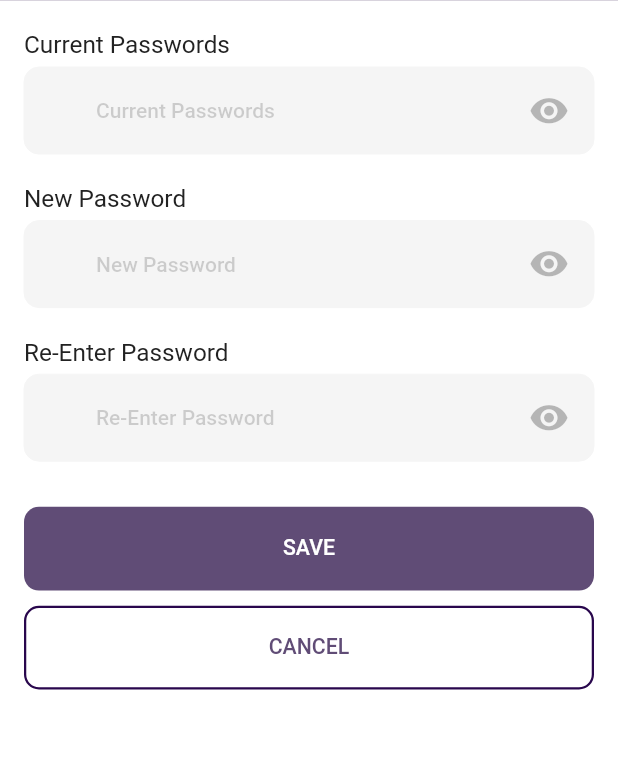
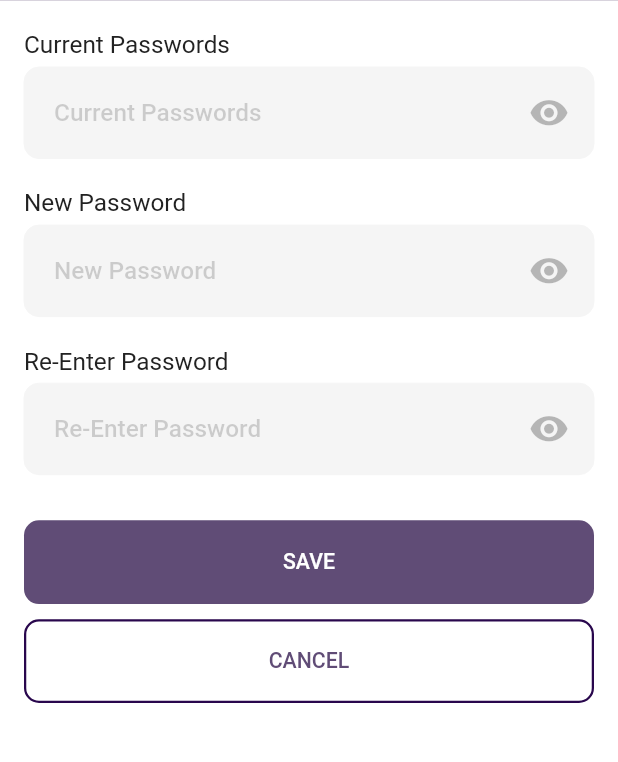
Before and after one commit to kwgSoftworks/PyliBusinessMobile, a Flutter app: the ChangePasswordView screen opened directly, on a phone screen of 412 x 824 dp, the part 103-865 px from its top. Run offline on Flutter 3.47's test engine with Material 2 defaults, Android fonts, the phone set to English and light mode, and no system bars; our stand-ins replace connectivity, dartz, dio, dotted_border, equatable, expandable and 12 more; accounts and stored records are empty.

Commit message:
modified global text_input_filed

```diff
--- a/lib/presentation/custom_design/custom_text_field.dart
+++ b/lib/presentation/custom_design/custom_text_field.dart
@@ -2,6 +2,7 @@ import 'package:flutter/material.dart';
 import 'package:flutter_hooks/flutter_hooks.dart';
 import 'package:gap/gap.dart';
 import 'package:pyli_business_mobile/presentation/style/__style.dart';
+import 'package:flutter_screenutil/flutter_screenutil.dart';
 
 class CustomTextField extends StatefulWidget {
   TextEditingController? controller;
@@ -48,7 +49,7 @@ class CustomTextField extends StatefulWidget {
     this.textCapitalization = TextCapitalization.none,
     this.contentPadding = const EdgeInsets.symmetric(
       vertical: 21.0,
-      horizontal: 25.0,
+      horizontal: 20.0,
     ),
     this.activateFocus = true,
     this.borderRadius = 30.0,
@@ -99,7 +100,7 @@ class _CustomTextFieldState extends State<CustomTextField> {
         counterText: "",
         // suffixIcon: suffix,
         hintStyle: CustomStyle.textStyleButton1.copyWith(
-          fontSize: 14.0,
+          fontSize: 16.0.sp,
           color: widget.hintColor!.withOpacity(widget.hintColorOpacity!),
         ),
         contentPadding: widget.contentPadding,
@@ -154,7 +155,7 @@ class _CustomTextFieldState extends State<CustomTextField> {
         prefixIcon: widget.prefixIcon != null
             ? Container(
             padding: EdgeInsets.all(15.0), child: widget.prefixIcon!)
-            : SizedBox(),
+            : null,
         suffixIcon: widget.obscureText == false
             ? widget.suffix != null
             ? widget.suffix
```
Lines whose indentation alone changed are shown as unchanged.
